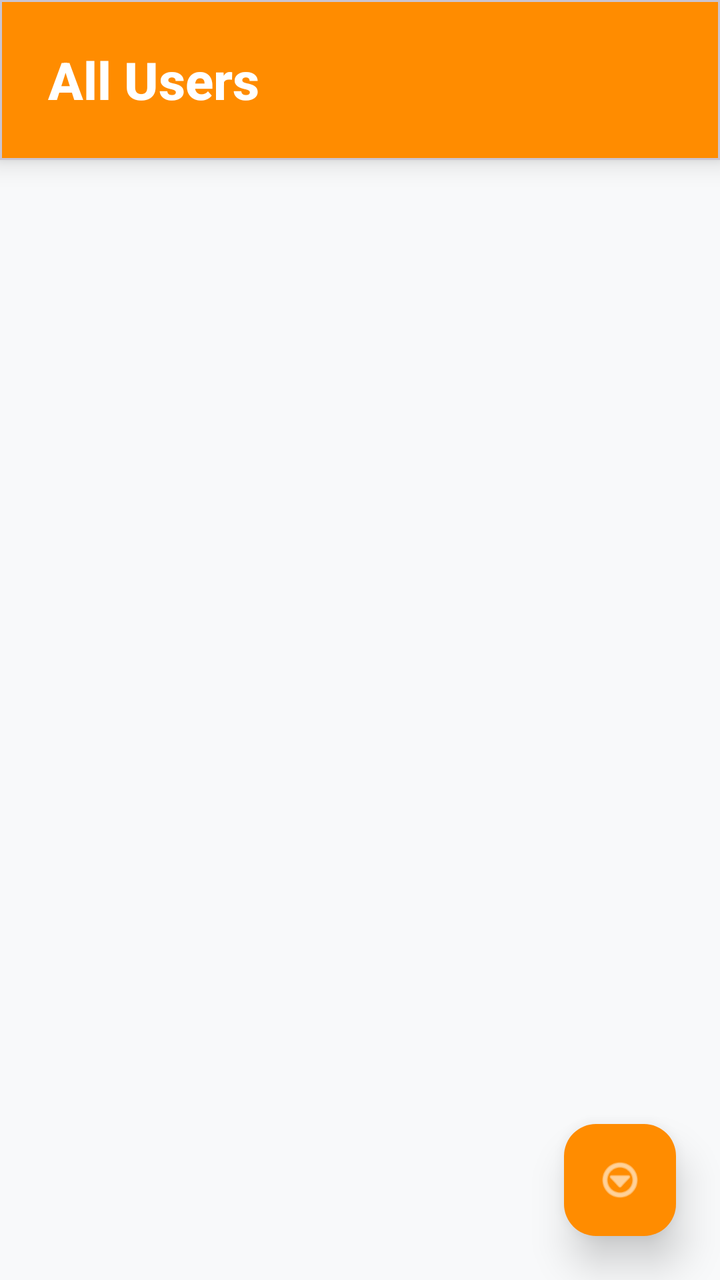
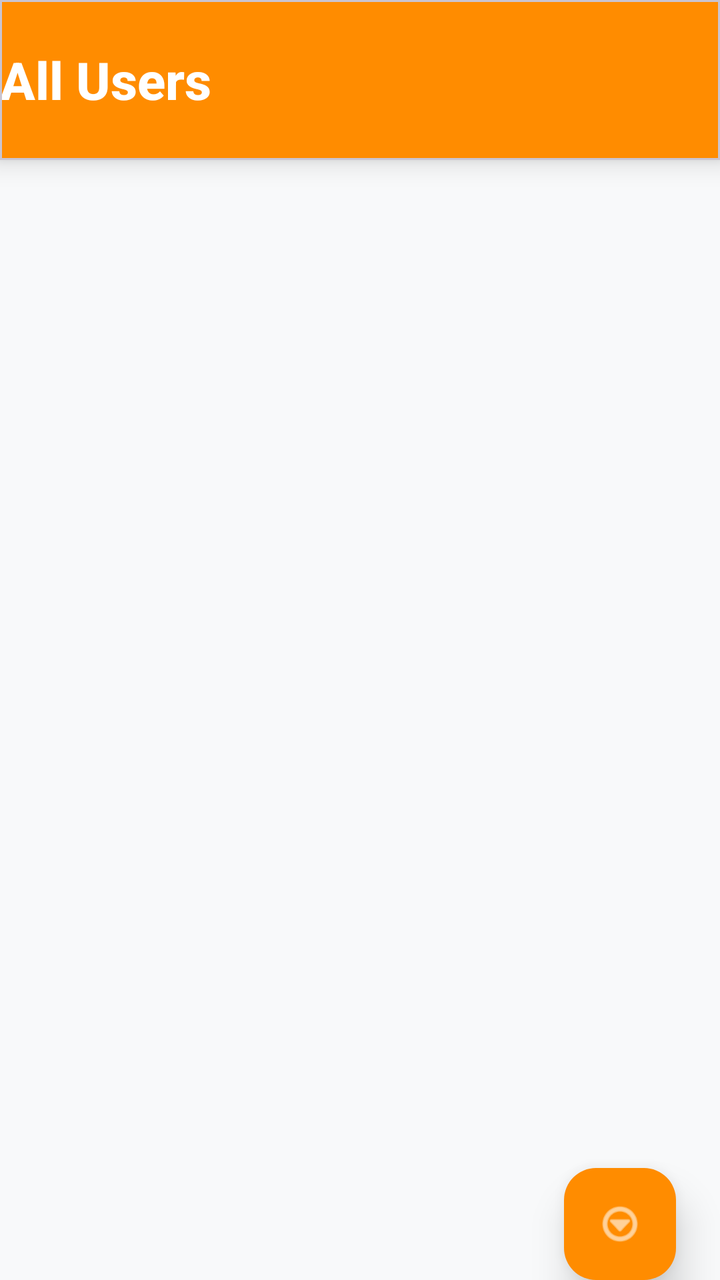

An Android layout rendered at two revisions. The XML below is the earlier revision; the diff shows what the commit changed to produce the second picture.
<!-- AndroidManifest.xml: application theme Theme.Job3 -->
<!-- res/layout/activity_friend_list.xml -->
<?xml version="1.0" encoding="utf-8"?>
<androidx.coordinatorlayout.widget.CoordinatorLayout
    xmlns:android="http://schemas.android.com/apk/res/android"
    xmlns:app="http://schemas.android.com/apk/res-auto"
    android:layout_width="match_parent"
    android:layout_height="match_parent"
    android:background="#F8F9FA">


    

    <LinearLayout
        android:layout_width="match_parent"
        android:layout_height="match_parent"
        android:orientation="vertical">


        

        <com.google.android.material.card.MaterialCardView
            android:layout_width="match_parent"
            android:layout_height="80dp"
            android:layout_marginBottom="8dp"
            app:cardElevation="8dp"
            app:cardCornerRadius="0dp"
            android:backgroundTint="@color/orange">


            <TextView
                android:layout_width="match_parent"
                android:layout_height="match_parent"
                android:text="All Users"
                android:textSize="26sp"
                android:textStyle="bold"
                android:textColor="@color/white"
                android:gravity="center_vertical"
                android:paddingStart="24dp"
                android:fontFamily="sans-serif-medium"/>


        </com.google.android.material.card.MaterialCardView>



        

        <androidx.recyclerview.widget.RecyclerView
            android:id="@+id/recyclerView"
            android:layout_width="match_parent"
            android:layout_height="match_parent"
            android:padding="12dp"
            android:clipToPadding="false"/>


    </LinearLayout>





    

    <com.google.android.material.floatingactionbutton.FloatingActionButton
        android:id="@+id/fabProfile"
        android:layout_width="wrap_content"
        android:layout_height="wrap_content"
        android:visibility="gone"
        android:layout_gravity="bottom|end"
        android:layout_marginEnd="22dp"
        android:layout_marginBottom="210dp"
        android:contentDescription="My Profile"
        android:src="@android:drawable/ic_menu_myplaces"
        app:backgroundTint="#4CAF50"
        app:tint="@color/white"
        app:elevation="10dp"/>



    

    <com.google.android.material.floatingactionbutton.FloatingActionButton
        android:id="@+id/fabMap"
        android:layout_width="wrap_content"
        android:layout_height="wrap_content"
        android:visibility="gone"
        android:layout_gravity="bottom|end"
        android:layout_marginEnd="22dp"
        android:layout_marginBottom="140dp"
        android:contentDescription="Show users on map"
        android:src="@android:drawable/ic_dialog_map"
        app:backgroundTint="#2196F3"
        app:tint="@color/white"
        app:elevation="10dp"/>



    

    <com.google.android.material.floatingactionbutton.FloatingActionButton
        android:id="@+id/fabLogout"
        android:layout_width="wrap_content"
        android:layout_height="wrap_content"
        android:visibility="gone"
        android:layout_gravity="bottom|end"
        android:layout_marginEnd="22dp"
        android:layout_marginBottom="70dp"
        android:contentDescription="Logout"
        android:src="@android:drawable/ic_lock_power_off"
        app:backgroundTint="#F44336"
        app:tint="@color/white"
        app:elevation="10dp"/>




    

    <com.google.android.material.floatingactionbutton.FloatingActionButton
        android:id="@+id/fabMain"
        android:layout_width="wrap_content"
        android:layout_height="wrap_content"
        android:layout_gravity="bottom|end"
        android:layout_margin="22dp"
        android:contentDescription="Options"
        android:src="@android:drawable/ic_menu_more"
        app:backgroundTint="@color/orange"
        app:tint="@color/white"
        app:elevation="12dp"/>



</androidx.coordinatorlayout.widget.CoordinatorLayout>
<!-- resources referenced by this layout -->
<resources>
  <color name="orange">#FF8C00</color>
  <color name="white">#FFFFFF</color>
  <style name="Theme.Job3" parent="Base.Theme.Job3" />
  <style name="Base.Theme.Job3" parent="Theme.Material3.DayNight.NoActionBar">
          
          
      </style>
</resources>

<!-- the commit's change to res/layout/activity_friend_list.xml (unified diff, before → after) -->
@@ -1,132 +1,161 @@
 <?xml version="1.0" encoding="utf-8"?>
 <androidx.coordinatorlayout.widget.CoordinatorLayout
+
     xmlns:android="http://schemas.android.com/apk/res/android"
     xmlns:app="http://schemas.android.com/apk/res-auto"
+
+    android:id="@+id/rootLayout"
+
     android:layout_width="match_parent"
     android:layout_height="match_parent"
-    android:background="#F8F9FA">
 
+    android:background="@color/background">
 
     
 
     <LinearLayout
+
         android:layout_width="match_parent"
         android:layout_height="match_parent"
+
         android:orientation="vertical">
-
 
         
 
         <com.google.android.material.card.MaterialCardView
+
+            android:id="@+id/header"
+
             android:layout_width="match_parent"
             android:layout_height="80dp"
-            android:layout_marginBottom="8dp"
-            app:cardElevation="8dp"
+
+            android:backgroundTint="@color/orange"
+
             app:cardCornerRadius="0dp"
-            android:backgroundTint="@color/orange">
-
+            app:cardElevation="8dp">
 
             <TextView
+
+                android:id="@+id/tvHeader"
+
                 android:layout_width="match_parent"
                 android:layout_height="match_parent"
+
                 android:text="All Users"
+
                 android:textSize="26sp"
                 android:textStyle="bold"
+
                 android:textColor="@color/white"
+
                 android:gravity="center_vertical"
-                android:paddingStart="24dp"
-                android:fontFamily="sans-serif-medium"/>
 
+                android:fontFamily="sans-serif-medium"
+
+                android:maxLines="1"
+                android:ellipsize="end"/>
 
         </com.google.android.material.card.MaterialCardView>
-
-
 
         
 
         <androidx.recyclerview.widget.RecyclerView
+
             android:id="@+id/recyclerView"
+
             android:layout_width="match_parent"
-            android:layout_height="match_parent"
-            android:padding="12dp"
+            android:layout_height="0dp"
+
+            android:layout_weight="1"
+
             android:clipToPadding="false"/>
 
-
     </LinearLayout>
-
-
-
-
 
     
 
     <com.google.android.material.floatingactionbutton.FloatingActionButton
+
         android:id="@+id/fabProfile"
+
         android:layout_width="wrap_content"
         android:layout_height="wrap_content"
+
         android:visibility="gone"
+
         android:layout_gravity="bottom|end"
         android:layout_marginEnd="22dp"
-        android:layout_marginBottom="210dp"
+
         android:contentDescription="My Profile"
+
         android:src="@android:drawable/ic_menu_myplaces"
+
         app:backgroundTint="#4CAF50"
         app:tint="@color/white"
         app:elevation="10dp"/>
 
+    
 
+    <com.google.android.material.floatingactionbutton.FloatingActionButton
+
+        android:id="@+id/fabMap"
+
+        android:layout_width="wrap_content"
+        android:layout_height="wrap_content"
+
+        android:visibility="gone"
+
+        android:layout_gravity="bottom|end"
+        android:layout_marginEnd="22dp"
+
+        android:contentDescription="Show users on map"
+
+        android:src="@android:drawable/ic_dialog_map"
+
+        app:backgroundTint="#2196F3"
+        app:tint="@color/white"
+        app:elevation="10dp"/>
 
     
 
     <com.google.android.material.floatingactionbutton.FloatingActionButton
-        android:id="@+id/fabMap"
+
+        android:id="@+id/fabLogout"
+
         android:layout_width="wrap_content"
         android:layout_height="wrap_content"
+
         android:visibility="gone"
+
         android:layout_gravity="bottom|end"
         android:layout_marginEnd="22dp"
-        android:layout_marginBottom="140dp"
-        android:contentDescription="Show users on map"
-        android:src="@android:drawable/ic_dialog_map"
-        app:backgroundTint="#2196F3"
+
+        android:contentDescription="Logout"
+
+        android:src="@android:drawable/ic_lock_power_off"
+
+        app:backgroundTint="#F44336"
         app:tint="@color/white"
         app:elevation="10dp"/>
-
-
 
     
 
     <com.google.android.material.floatingactionbutton.FloatingActionButton
-        android:id="@+id/fabLogout"
+
+        android:id="@+id/fabMain"
+
         android:layout_width="wrap_content"
         android:layout_height="wrap_content"
-        android:visibility="gone"
+
         android:layout_gravity="bottom|end"
         android:layout_marginEnd="22dp"
-        android:layout_marginBottom="70dp"
-        android:contentDescription="Logout"
-        android:src="@android:drawable/ic_lock_power_off"
-        app:backgroundTint="#F44336"
-        app:tint="@color/white"
-        app:elevation="10dp"/>
 
+        android:contentDescription="Options"
 
+        android:src="@android:drawable/ic_menu_more"
 
-
-    
-
-    <com.google.android.material.floatingactionbutton.FloatingActionButton
-        android:id="@+id/fabMain"
-        android:layout_width="wrap_content"
-        android:layout_height="wrap_content"
-        android:layout_gravity="bottom|end"
-        android:layout_margin="22dp"
-        android:contentDescription="Options"
-        android:src="@android:drawable/ic_menu_more"
         app:backgroundTint="@color/orange"
         app:tint="@color/white"
         app:elevation="12dp"/>
 
-
-
 </androidx.coordinatorlayout.widget.CoordinatorLayout>
<!-- resource entries referenced after the edit -->
@@ -1,5 +1,6 @@
 <!-- resources referenced by this layout -->
 <resources>
+  <color name="background">#F8F9FA</color>
   <color name="orange">#FF8C00</color>
   <color name="white">#FFFFFF</color>
   <style name="Theme.Job3" parent="Base.Theme.Job3" />
